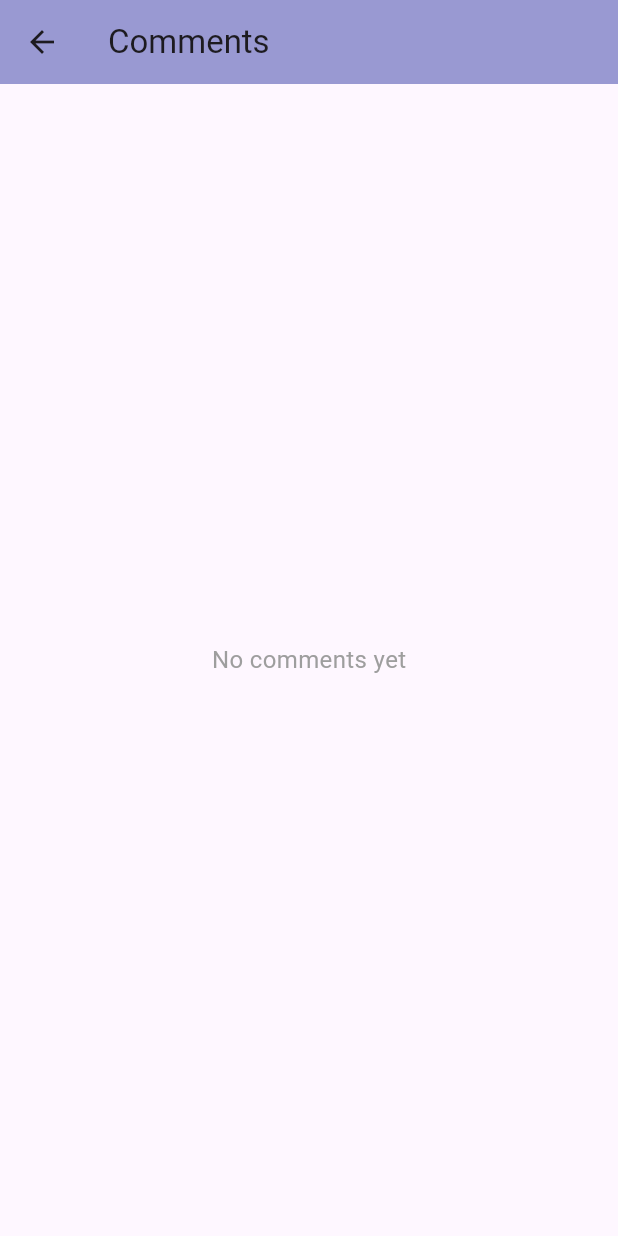
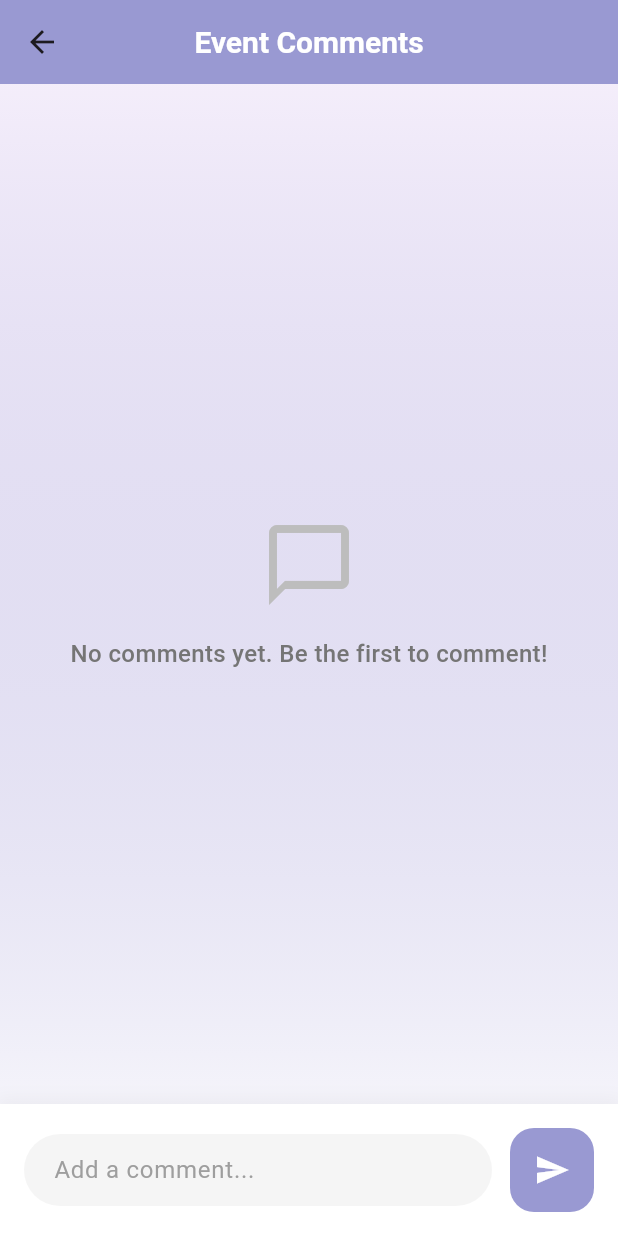
Before and after one commit to si3aa/grad_project, a Flutter app: the EventCommentsScreen screen opened directly with empty values, on a phone screen of 412 x 824 dp. Run offline on Flutter 3.47's test engine with Material 3 defaults, Android fonts, the phone set to English and light mode, and no system bars; our stand-ins replace bloc, dio, equatable, flutter_bloc, flutter_screenutil, fluttertoast and 3 more; accounts and stored records are empty; network calls fail.

Commit message:
handle all error and finish comment method

```diff
--- a/lib/features/event/views/event_comments_screen.dart
+++ b/lib/features/event/views/event_comments_screen.dart
@@ -138,62 +138,110 @@ class _EventCommentsScreenState extends State<EventCommentsScreen> {
   Widget build(BuildContext context) {
     return Scaffold(
       appBar: AppBar(
-        title: const Text('Comments'),
+        centerTitle: true,
+        elevation: 0,
+        title: const Text(
+          'Event Comments',
+          style: TextStyle(
+            color: Colors.white,
+            fontSize: 20,
+            fontWeight: FontWeight.w600,
+          ),
+        ),
         backgroundColor: kPrimaryColor,
       ),
-      body: BlocBuilder<EventCommentCubit, EventCommentState>(
+      body: Container(
+        decoration: BoxDecoration(
+          gradient: LinearGradient(
+            begin: Alignment.topCenter,
+            end: Alignment.bottomCenter,
+            colors: [
+              kPrimaryColor.withOpacity(0.1),
+              Colors.white,
+            ],
+          ),
+        ),
+        child: Column(
+          children: [
+            Expanded(
+              child: BlocBuilder<EventCommentCubit, EventCommentState>(
                 builder: (context, state) {
                   if (state is EventCommentLoading) {
-            return const Center(child: CircularProgressIndicator());
+                    return Center(
+                      child: CircularProgressIndicator(
+                        valueColor:
+                            AlwaysStoppedAnimation<Color>(kPrimaryColor),
+                      ),
+                    );
                   }
 
                   if (state is EventCommentError) {
                     return Center(
-              child: Text(
+                      child: Column(
+                        mainAxisAlignment: MainAxisAlignment.center,
+                        children: [
+                          Icon(
+                            Icons.error_outline,
+                            size: 48,
+                            color: Colors.red[300],
+                          ),
+                          const SizedBox(height: 16),
+                          Text(
                             state.message,
-                style: const TextStyle(color: Colors.red),
+                            style: TextStyle(
+                              color: Colors.red[700],
+                              fontSize: 16,
+                            ),
+                            textAlign: TextAlign.center,
+                          ),
+                        ],
                       ),
                     );
                   }
 
                   if (state is EventCommentLoaded) {
                     if (state.comments.isEmpty) {
-              return const Center(
-                child: Text(
-                  'No comments yet',
+                      return Center(
+                        child: Column(
+                          mainAxisAlignment: MainAxisAlignment.center,
+                          children: [
+                            Icon(
+                              Icons.chat_bubble_outline,
+                              size: 64,
+                              color: Colors.grey[400],
+                            ),
+                            const SizedBox(height: 16),
+                            Text(
+                              'No comments yet. Be the first to comment!',
                               style: TextStyle(
                                 fontSize: 16,
-                    color: Colors.grey,
+                                color: Colors.grey[600],
+                                fontWeight: FontWeight.w500,
                               ),
+                            ),
+                          ],
                         ),
                       );
                     }
 
-            return Column(
-              children: [
-                Expanded(
-                  child: ListView.builder(
-                    padding: const EdgeInsets.all(8.0),
+                    return ListView.builder(
+                      padding: const EdgeInsets.all(16.0),
                       itemCount: state.comments.length,
                       itemBuilder: (context, index) {
                         final comment = state.comments[index];
                         return GestureDetector(
                           onLongPress: () => _showCommentOptions(comment),
                           child: Container(
-                          margin: const EdgeInsets.symmetric(
-                            vertical: 8.0,
-                            horizontal: 4.0,
-                          ),
+                            margin: const EdgeInsets.only(bottom: 16.0),
                             decoration: BoxDecoration(
                               color: Colors.white,
-                            borderRadius: BorderRadius.circular(12.0),
+                              borderRadius: BorderRadius.circular(16.0),
                               boxShadow: [
                                 BoxShadow(
-                                // ignore: deprecated_member_use
                                   color: Colors.grey.withOpacity(0.1),
-                                spreadRadius: 1,
-                                blurRadius: 3,
-                                offset: const Offset(0, 1),
+                                  spreadRadius: 2,
+                                  blurRadius: 8,
+                                  offset: const Offset(0, 2),
                                 ),
                               ],
                             ),
@@ -203,54 +251,44 @@ class _EventCommentsScreenState extends State<EventCommentsScreen> {
                                 crossAxisAlignment: CrossAxisAlignment.start,
                                 children: [
                                   Row(
+                                    mainAxisAlignment:
+                                        MainAxisAlignment.spaceBetween,
+                                    children: [
+                                      Row(
                                         children: [
                                           CircleAvatar(
-                                      backgroundColor: kPrimaryColor,
-                                      radius: 20,
-                                      child: Text(
-                                        comment.userName != null &&
-                                                comment.userName!.isNotEmpty
-                                            ? comment.userName![0].toUpperCase()
-                                            : 'A',
-                                        style: const TextStyle(
-                                          color: Colors.white,
-                                          fontWeight: FontWeight.bold,
-                                          fontSize: 16,
+                                            backgroundColor:
+                                                kPrimaryColor.withOpacity(0.1),
+                                            child: Icon(
+                                              Icons.person,
+                                              color: kPrimaryColor,
+                                              size: 20,
                                             ),
                                           ),
-                                    ),
-                                    const SizedBox(width: 12.0),
-                                    Expanded(
-                                      child: Column(
-                                        crossAxisAlignment:
-                                            CrossAxisAlignment.start,
-                                        children: [
+                                          const SizedBox(width: 12),
                                           Text(
-                                            comment.userName ?? 'Anonymous',
-                                            style: const TextStyle(
-                                              fontWeight: FontWeight.bold,
-                                              fontSize: 16.0,
-                                              color: Colors.black87,
-                                            ),
-                                          ),
-                                          Text(
-                                            _formatDate(comment.createdAt),
-                                            style: const TextStyle(
-                                              fontSize: 12.0,
-                                              color: Colors.grey,
+                                            'User',
+                                            style: TextStyle(
+                                              fontWeight: FontWeight.w600,
+                                              fontSize: 16,
                                             ),
                                           ),
                                         ],
                                       ),
+                                      Text(
+                                        _formatDate(comment.createdAt),
+                                        style: TextStyle(
+                                          color: Colors.grey[600],
+                                          fontSize: 12,
+                                        ),
                                       ),
                                     ],
                                   ),
-                                const SizedBox(height: 12.0),
+                                  const SizedBox(height: 12),
                                   Text(
                                     comment.content,
                                     style: const TextStyle(
-                                    fontSize: 16.0,
-                                    color: Colors.black87,
+                                      fontSize: 15,
                                       height: 1.4,
                                     ),
                                   ),
@@ -260,68 +298,64 @@ class _EventCommentsScreenState extends State<EventCommentsScreen> {
                           ),
                         );
                       },
+                    );
+                  }
+
+                  return const Center(child: Text('No comments yet'));
+                },
               ),
             ),
             Container(
-                  padding: const EdgeInsets.all(8.0),
+              padding: const EdgeInsets.all(16.0),
               decoration: BoxDecoration(
                 color: Colors.white,
                 boxShadow: [
                   BoxShadow(
-                        // ignore: deprecated_member_use
                     color: Colors.grey.withOpacity(0.1),
-                        spreadRadius: 1,
-                        blurRadius: 3,
-                        offset: const Offset(0, -1),
+                    spreadRadius: 2,
+                    blurRadius: 8,
+                    offset: const Offset(0, -2),
                   ),
                 ],
               ),
               child: Row(
                 children: [
                   Expanded(
+                    child: Container(
+                      decoration: BoxDecoration(
+                        color: Colors.grey[100],
+                        borderRadius: BorderRadius.circular(24),
+                      ),
                       child: TextField(
                         controller: _commentController,
                         decoration: InputDecoration(
-                            hintText: 'Add a comment...',
-                            border: OutlineInputBorder(
-                              borderRadius: BorderRadius.circular(25.0),
-                              borderSide: BorderSide.none,
+                          hintText: _editingCommentId != null
+                              ? 'Edit your comment...'
+                              : 'Add a comment...',
+                          hintStyle: TextStyle(color: Colors.grey[500]),
+                          border: InputBorder.none,
+                          contentPadding: const EdgeInsets.symmetric(
+                            horizontal: 20,
+                            vertical: 12,
                           ),
-                            filled: true,
-                            fillColor: Colors.grey[100],
-                            contentPadding: const EdgeInsets.symmetric(
-                              horizontal: 20.0,
-                              vertical: 10.0,
                         ),
-                            enabledBorder: OutlineInputBorder(
-                              borderRadius: BorderRadius.circular(25.0),
-                              borderSide:
-                                  BorderSide(color: Colors.grey.shade300),
-                            ),
-                            focusedBorder: OutlineInputBorder(
-                              borderRadius: BorderRadius.circular(25.0),
-                              borderSide: BorderSide(color: kPrimaryColor),
+                        maxLines: null,
                       ),
                     ),
                   ),
-                      ),
-                      const SizedBox(width: 8.0),
+                  const SizedBox(width: 12),
                   FloatingActionButton(
                     onPressed: _addComment,
                     backgroundColor: kPrimaryColor,
                     foregroundColor: Colors.white,
-                        mini: true,
+                    elevation: 0,
                     child: const Icon(Icons.send),
                   ),
                 ],
               ),
             ),
           ],
-            );
-          }
-
-          return const Center(child: Text('No comments yet'));
-        },
+        ),
       ),
     );
   }
--- a/lib/features/event/views/screens/edit_event_screen.dart
+++ b/lib/features/event/views/screens/edit_event_screen.dart
@@ -311,7 +311,7 @@ class _EditEventScreenState extends State<EditEventScreen> {
 
               // New Image Selection (Optional)
               const Text(
-                'Update Event Image (Optional)',
+                'Update Event Image (required)',
                 style: TextStyle(fontSize: 16, fontWeight: FontWeight.bold),
               ),
               const SizedBox(height: 8),
--- a/lib/features/event/views/screens/event_details_screen.dart
+++ b/lib/features/event/views/screens/event_details_screen.dart
@@ -1,7 +1,7 @@
 import 'package:flutter/material.dart';
 import 'package:Herfa/constants.dart';
+import 'package:Herfa/core/route_manger/routes.dart';
 import 'package:Herfa/features/event/data/models/return_event.dart';
-import 'package:Herfa/core/route_manger/routes.dart';
 
 class EventDetailsScreen extends StatelessWidget {
   final Data event;
@@ -32,7 +32,9 @@ class EventDetailsScreen extends StatelessWidget {
               Navigator.pushNamed(
                 context,
                 Routes.eventCommentsRoute,
-                arguments: {'eventId': event.id.toString()},
+                arguments: {
+                  'eventId': event.id.toString(),
+                },
               );
             },
           ),
```
Also changed, not shown: lib/core/route_manger/route_generator.dart (+19 -4 lines), lib/features/comments/data/repository/comment_repository.dart (+121 -37 lines), lib/main.dart (+0 -9 lines). Lines whose indentation alone changed are shown as unchanged.
